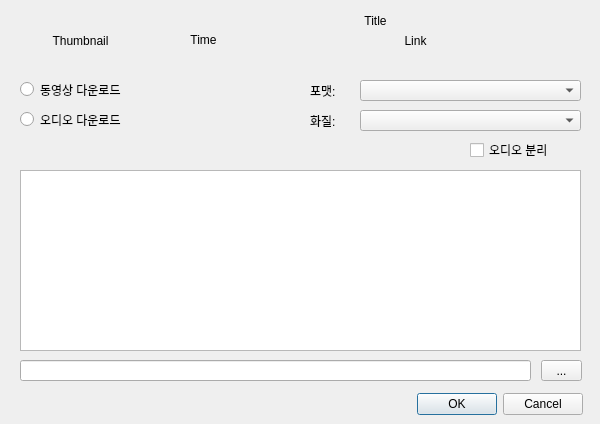
The window that selectwindow.ui (dsmMinseo/YoutubeDivideDownloader) describes before a commit, drawn with Qt 5.
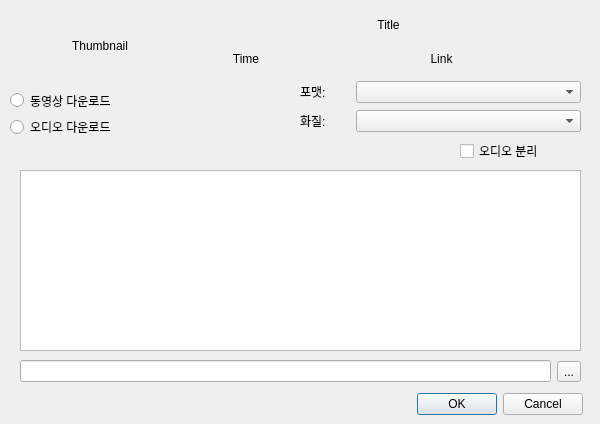
The same window after the commit.

```diff
--- a/selectwindow.ui
+++ b/selectwindow.ui
@@ -10,151 +10,21 @@
     <height>424</height>
    </rect>
   </property>
+  <property name="minimumSize">
+   <size>
+    <width>600</width>
+    <height>424</height>
+   </size>
+  </property>
+  <property name="maximumSize">
+   <size>
+    <width>600</width>
+    <height>424</height>
+   </size>
+  </property>
   <property name="windowTitle">
    <string>Dialog</string>
   </property>
-  <widget class="QLabel" name="label">
-   <property name="geometry">
-    <rect>
-     <x>10</x>
-     <y>10</y>
-     <width>141</width>
-     <height>61</height>
-    </rect>
-   </property>
-   <property name="maximumSize">
-    <size>
-     <width>180</width>
-     <height>170</height>
-    </size>
-   </property>
-   <property name="text">
-    <string>Thumbnail</string>
-   </property>
-   <property name="alignment">
-    <set>Qt::AlignCenter</set>
-   </property>
-  </widget>
-  <widget class="QLabel" name="label_2">
-   <property name="geometry">
-    <rect>
-     <x>160</x>
-     <y>10</y>
-     <width>431</width>
-     <height>21</height>
-    </rect>
-   </property>
-   <property name="text">
-    <string>Title</string>
-   </property>
-   <property name="alignment">
-    <set>Qt::AlignCenter</set>
-   </property>
-  </widget>
-  <widget class="QComboBox" name="comboBox">
-   <property name="geometry">
-    <rect>
-     <x>360</x>
-     <y>80</y>
-     <width>221</width>
-     <height>21</height>
-    </rect>
-   </property>
-  </widget>
-  <widget class="QRadioButton" name="radioButton">
-   <property name="geometry">
-    <rect>
-     <x>20</x>
-     <y>80</y>
-     <width>151</width>
-     <height>19</height>
-    </rect>
-   </property>
-   <property name="text">
-    <string>동영상 다운로드</string>
-   </property>
-  </widget>
-  <widget class="QRadioButton" name="radioButton_2">
-   <property name="geometry">
-    <rect>
-     <x>20</x>
-     <y>110</y>
-     <width>151</width>
-     <height>19</height>
-    </rect>
-   </property>
-   <property name="text">
-    <string>오디오 다운로드</string>
-   </property>
-  </widget>
-  <widget class="QLabel" name="label_3">
-   <property name="geometry">
-    <rect>
-     <x>163</x>
-     <y>30</y>
-     <width>81</width>
-     <height>20</height>
-    </rect>
-   </property>
-   <property name="text">
-    <string>Time</string>
-   </property>
-   <property name="alignment">
-    <set>Qt::AlignCenter</set>
-   </property>
-  </widget>
-  <widget class="QLabel" name="label_4">
-   <property name="geometry">
-    <rect>
-     <x>250</x>
-     <y>30</y>
-     <width>331</width>
-     <height>21</height>
-    </rect>
-   </property>
-   <property name="text">
-    <string>Link</string>
-   </property>
-   <property name="alignment">
-    <set>Qt::AlignCenter</set>
-   </property>
-  </widget>
-  <widget class="QLabel" name="label_5">
-   <property name="geometry">
-    <rect>
-     <x>310</x>
-     <y>80</y>
-     <width>41</width>
-     <height>21</height>
-    </rect>
-   </property>
-   <property name="text">
-    <string>포맷:</string>
-   </property>
-  </widget>
-  <widget class="QLineEdit" name="lineEdit">
-   <property name="geometry">
-    <rect>
-     <x>20</x>
-     <y>360</y>
-     <width>511</width>
-     <height>21</height>
-    </rect>
-   </property>
-  </widget>
-  <widget class="QToolButton" name="toolButton">
-   <property name="geometry">
-    <rect>
-     <x>541</x>
-     <y>360</y>
-     <width>41</width>
-     <height>21</height>
-    </rect>
-   </property>
-   <property name="text">
-    <string>...</string>
-   </property>
-  </widget>
   <widget class="QListView" name="listView">
    <property name="geometry">
     <rect>
@@ -165,42 +35,6 @@
     </rect>
    </property>
   </widget>
-  <widget class="QCheckBox" name="checkBox">
-   <property name="geometry">
-    <rect>
-     <x>470</x>
-     <y>140</y>
-     <width>111</width>
-     <height>20</height>
-    </rect>
-   </property>
-   <property name="text">
-    <string>오디오 분리</string>
-   </property>
-  </widget>
-  <widget class="QComboBox" name="comboBox_2">
-   <property name="geometry">
-    <rect>
-     <x>360</x>
-     <y>110</y>
-     <width>221</width>
-     <height>21</height>
-    </rect>
-   </property>
-  </widget>
-  <widget class="QLabel" name="label_6">
-   <property name="geometry">
-    <rect>
-     <x>310</x>
-     <y>110</y>
-     <width>41</width>
-     <height>21</height>
-    </rect>
-   </property>
-   <property name="text">
-    <string>화질:</string>
-   </property>
-  </widget>
   <widget class="QDialogButtonBox" name="buttonBox">
    <property name="geometry">
     <rect>
@@ -214,6 +48,221 @@
     <set>QDialogButtonBox::Cancel|QDialogButtonBox::Ok</set>
    </property>
   </widget>
+  <widget class="QWidget" name="">
+   <property name="geometry">
+    <rect>
+     <x>10</x>
+     <y>90</y>
+     <width>139</width>
+     <height>47</height>
+    </rect>
+   </property>
+   <layout class="QVBoxLayout" name="verticalLayout">
+    <item>
+     <widget class="QRadioButton" name="radioButton">
+      <property name="text">
+       <string>동영상 다운로드</string>
+      </property>
+     </widget>
+    </item>
+    <item>
+     <widget class="QRadioButton" name="radioButton_2">
+      <property name="text">
+       <string>오디오 다운로드</string>
+      </property>
+     </widget>
+    </item>
+   </layout>
+  </widget>
+  <widget class="QWidget" name="">
+   <property name="geometry">
+    <rect>
+     <x>300</x>
+     <y>80</y>
+     <width>281</width>
+     <height>84</height>
+    </rect>
+   </property>
+   <layout class="QVBoxLayout" name="verticalLayout_2">
+    <item>
+     <layout class="QHBoxLayout" name="horizontalLayout">
+      <item>
+       <widget class="QLabel" name="label_5">
+        <property name="maximumSize">
+         <size>
+          <width>50</width>
+          <height>16777215</height>
+         </size>
+        </property>
+        <property name="text">
+         <string>포맷:</string>
+        </property>
+       </widget>
+      </item>
+      <item>
+       <widget class="QComboBox" name="comboBox"/>
+      </item>
+     </layout>
+    </item>
+    <item>
+     <layout class="QHBoxLayout" name="horizontalLayout_2">
+      <item>
+       <widget class="QLabel" name="label_6">
+        <property name="maximumSize">
+         <size>
+          <width>50</width>
+          <height>16777215</height>
+         </size>
+        </property>
+        <property name="text">
+         <string>화질:</string>
+        </property>
+       </widget>
+      </item>
+      <item>
+       <widget class="QComboBox" name="comboBox_2"/>
+      </item>
+     </layout>
+    </item>
+    <item>
+     <layout class="QHBoxLayout" name="horizontalLayout_3">
+      <item>
+       <spacer name="horizontalSpacer">
+        <property name="orientation">
+         <enum>Qt::Horizontal</enum>
+        </property>
+        <property name="sizeType">
+         <enum>QSizePolicy::Fixed</enum>
+        </property>
+        <property name="sizeHint" stdset="0">
+         <size>
+          <width>160</width>
+          <height>20</height>
+         </size>
+        </property>
+       </spacer>
+      </item>
+      <item>
+       <widget class="QCheckBox" name="checkBox">
+        <property name="text">
+         <string>오디오 분리</string>
+        </property>
+       </widget>
+      </item>
+     </layout>
+    </item>
+   </layout>
+  </widget>
+  <widget class="QWidget" name="">
+   <property name="geometry">
+    <rect>
+     <x>10</x>
+     <y>10</y>
+     <width>571</width>
+     <height>71</height>
+    </rect>
+   </property>
+   <layout class="QHBoxLayout" name="horizontalLayout_5">
+    <item>
+     <widget class="QLabel" name="label">
+      <property name="maximumSize">
+       <size>
+        <width>180</width>
+        <height>170</height>
+       </size>
+      </property>
+      <property name="text">
+       <string>Thumbnail</string>
+      </property>
+      <property name="alignment">
+       <set>Qt::AlignCenter</set>
+      </property>
+     </widget>
+    </item>
+    <item>
+     <layout class="QVBoxLayout" name="verticalLayout_3">
+      <item>
+       <widget class="QLabel" name="label_2">
+        <property name="text">
+         <string>Title</string>
+        </property>
+        <property name="alignment">
+         <set>Qt::AlignCenter</set>
+        </property>
+       </widget>
+      </item>
+      <item>
+       <layout class="QHBoxLayout" name="horizontalLayout_4">
+        <item>
+         <widget class="QLabel" name="label_3">
+          <property name="maximumSize">
+           <size>
+            <width>100</width>
+            <height>16777215</height>
+           </size>
+          </property>
+          <property name="text">
+           <string>Time</string>
+          </property>
+          <property name="alignment">
+           <set>Qt::AlignCenter</set>
+          </property>
+         </widget>
+        </item>
+        <item>
+         <widget class="QLabel" name="label_4">
+          <property name="text">
+           <string>Link</string>
+          </property>
+          <property name="alignment">
+           <set>Qt::AlignCenter</set>
+          </property>
+         </widget>
+        </item>
+       </layout>
+      </item>
+      <item>
+       <spacer name="verticalSpacer">
+        <property name="orientation">
+         <enum>Qt::Vertical</enum>
+        </property>
+        <property name="sizeType">
+         <enum>QSizePolicy::Fixed</enum>
+        </property>
+        <property name="sizeHint" stdset="0">
+         <size>
+          <width>20</width>
+          <height>8</height>
+         </size>
+        </property>
+       </spacer>
+      </item>
+     </layout>
+    </item>
+   </layout>
+  </widget>
+  <widget class="QWidget" name="">
+   <property name="geometry">
+    <rect>
+     <x>20</x>
+     <y>360</y>
+     <width>561</width>
+     <height>23</height>
+    </rect>
+   </property>
+   <layout class="QHBoxLayout" name="horizontalLayout_6">
+    <item>
+     <widget class="QLineEdit" name="lineEdit"/>
+    </item>
+    <item>
+     <widget class="QToolButton" name="toolButton">
+      <property name="text">
+       <string>...</string>
+      </property>
+     </widget>
+    </item>
+   </layout>
+  </widget>
  </widget>
  <resources/>
  <connections/>
```
